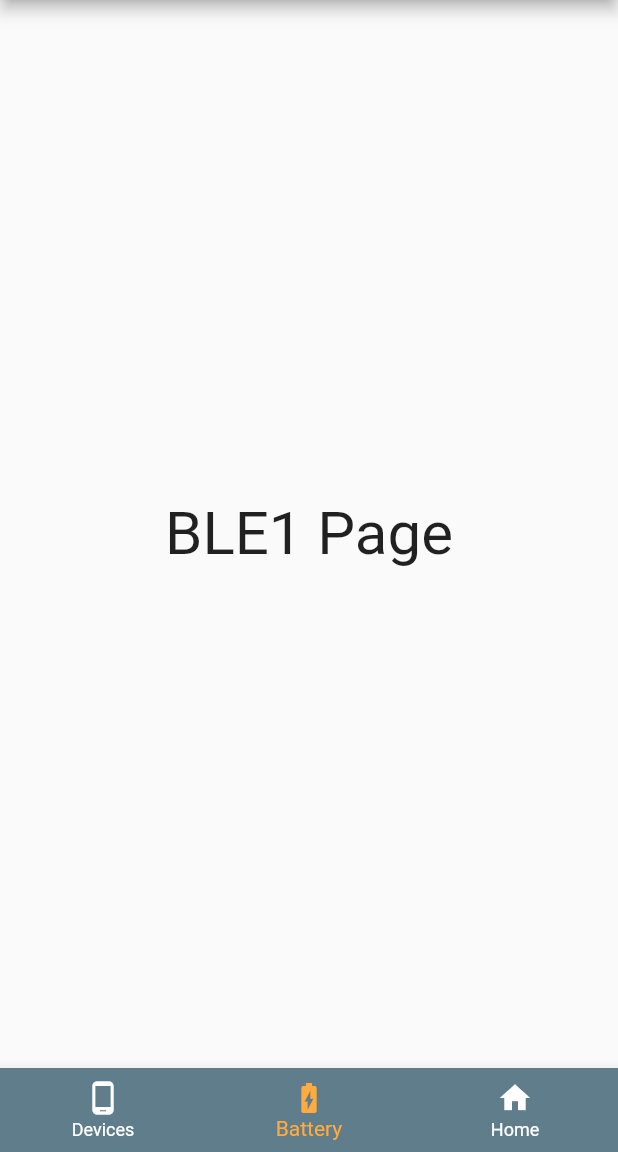
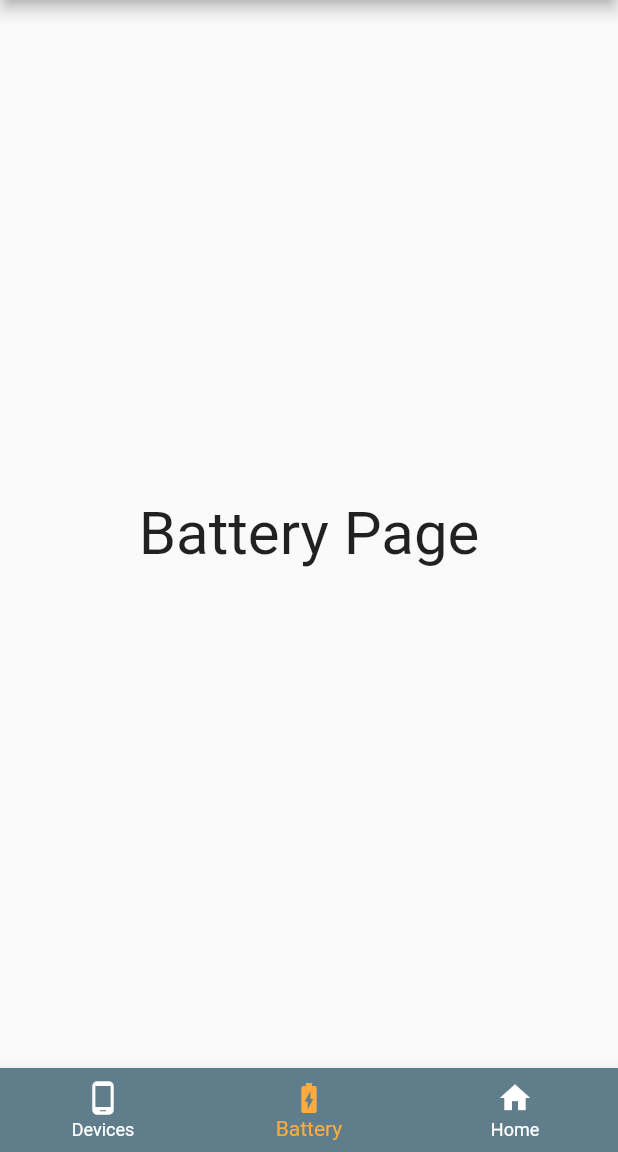
Before and after one commit to Chnapik/lp_app, a Flutter app: the screen it shows after launch, after a tap on "Login", on a phone screen of 412 x 824 dp, the part 84-1236 px from its top. Run offline on Flutter 3.47's test engine with Material 2 defaults, Android fonts, the phone set to English and light mode, and no system bars.

Commit message:
updated battery_page text widget to show Battery Page
Relates: #31

```diff
--- a/lib/screens/battery_page.dart
+++ b/lib/screens/battery_page.dart
@@ -10,7 +10,7 @@ class BatteryPage extends StatelessWidget {
       appBar: MyAppBar(),
       body: Center(
         child: Text(
-          'BLE1 Page',
+          'Battery Page',
           style: TextStyle(fontSize: 40.0),
         ),
       ),
```
